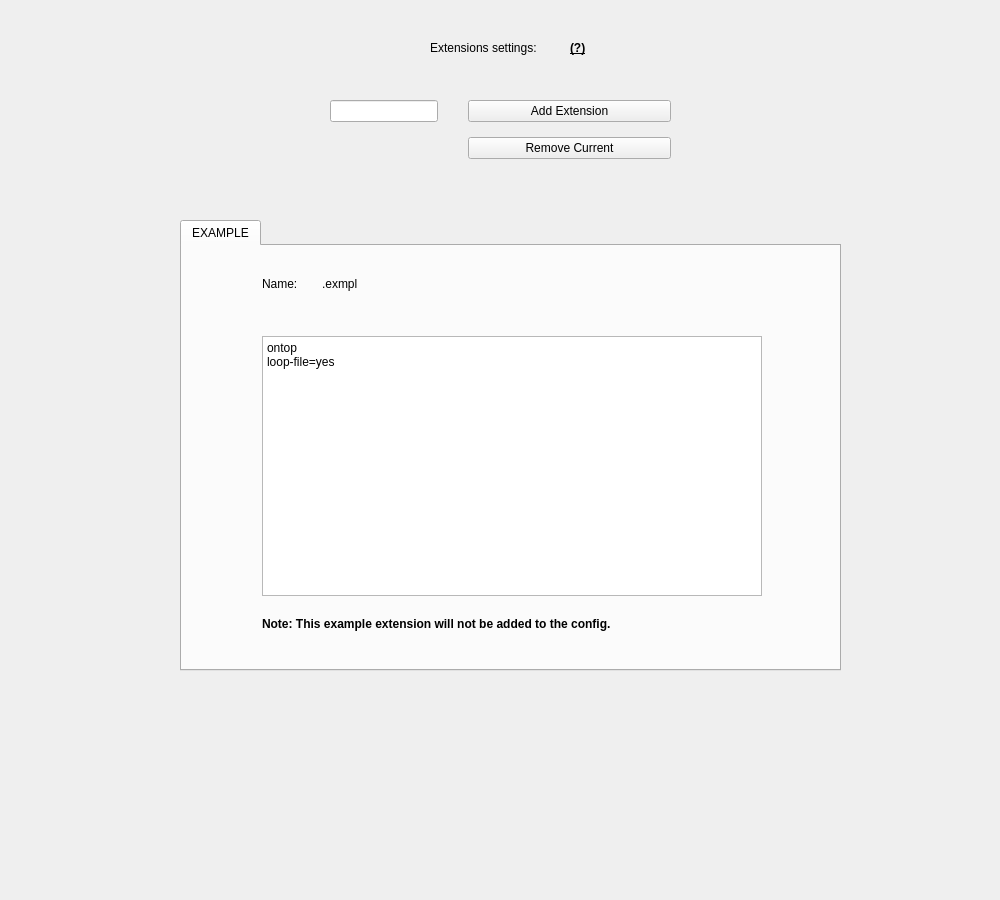
The window that src/tabextensions.ui (haasnhoff/mpvconfigurator) describes before a commit, drawn with Qt 5.
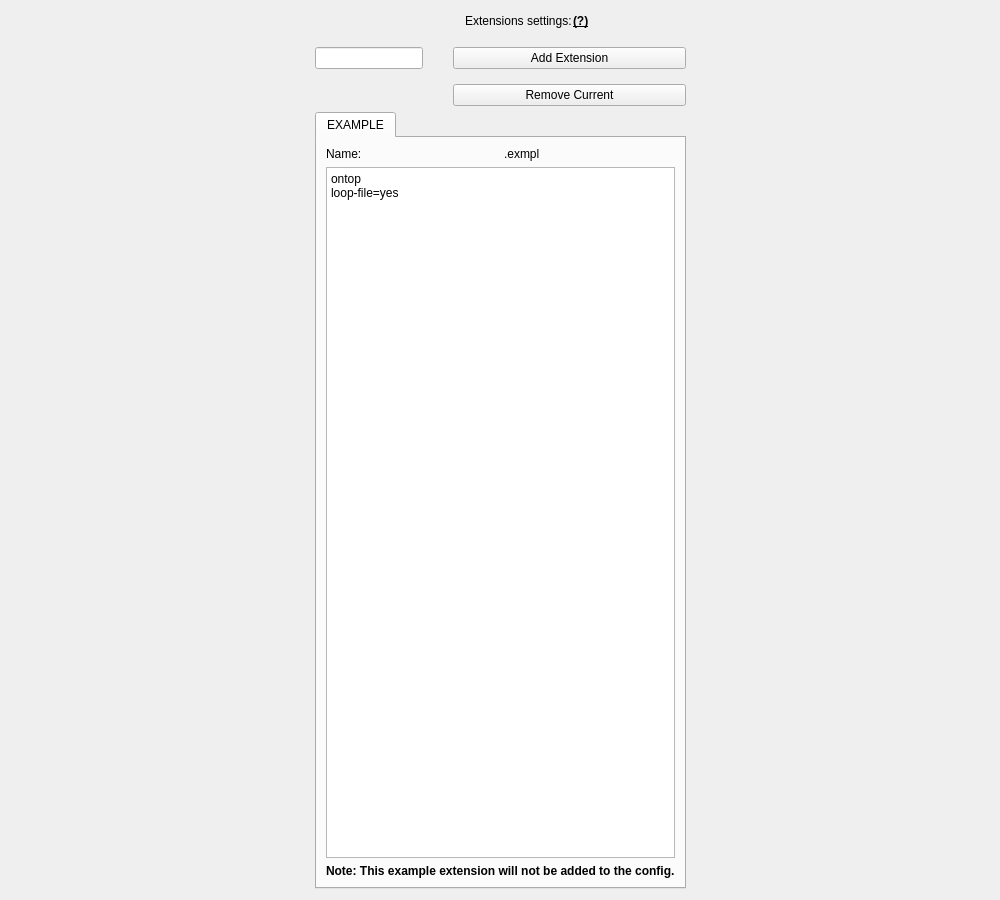
The same window after the commit.

Diff of the .ui file:
```diff
--- a/src/tabextensions.ui
+++ b/src/tabextensions.ui
@@ -13,44 +13,104 @@
   <property name="windowTitle">
    <string>Form</string>
   </property>
+  <layout class="QGridLayout" name="gridLayout">
+   <item row="0" column="1">
+    <layout class="QHBoxLayout" name="horizontalLayout" stretch="0,1">
+     <property name="spacing">
+      <number>1</number>
+     </property>
+     <property name="leftMargin">
+      <number>150</number>
+     </property>
+     <item>
   <widget class="QLabel" name="label_extensions_settings">
-   <property name="geometry">
-    <rect>
-     <x>430</x>
-     <y>40</y>
-     <width>131</width>
-     <height>16</height>
-    </rect>
-   </property>
    <property name="text">
     <string>Extensions settings:</string>
    </property>
   </widget>
+     </item>
+     <item>
+      <widget class="QLabel" name="label_what_is_extensions">
+       <property name="font">
+        <font>
+         <weight>75</weight>
+         <bold>true</bold>
+         <underline>true</underline>
+        </font>
+       </property>
+       <property name="toolTip">
+        <string>&lt;html&gt;&lt;head/&gt;&lt;body&gt;&lt;p&gt;Extensions allows you to customize settings for a certain filetype. For example all .webm files can automatically loop, while any other filetype does not.&lt;/p&gt;&lt;p&gt;Since there's a plethora of settings you can add here, it has been sat as a text editor instead of a bunch of checkboxes. Check the settings around in the configurator for settings tips. You can also check the manual for further settings.&lt;/p&gt;&lt;/body&gt;&lt;/html&gt;</string>
+       </property>
+       <property name="text">
+        <string>(?)</string>
+       </property>
+      </widget>
+     </item>
+    </layout>
+   </item>
+   <item row="0" column="0">
+    <spacer name="horizontalSpacer">
+     <property name="orientation">
+      <enum>Qt::Horizontal</enum>
+     </property>
+     <property name="sizeHint" stdset="0">
+      <size>
+       <width>40</width>
+       <height>20</height>
+      </size>
+     </property>
+    </spacer>
+   </item>
+   <item row="0" column="2">
+    <spacer name="horizontalSpacer_2">
+     <property name="orientation">
+      <enum>Qt::Horizontal</enum>
+     </property>
+     <property name="sizeHint" stdset="0">
+      <size>
+       <width>40</width>
+       <height>20</height>
+      </size>
+     </property>
+    </spacer>
+   </item>
+   <item row="2" column="1">
+    <layout class="QGridLayout" name="gridLayout_2">
+     <item row="0" column="0">
   <widget class="QTabWidget" name="tabWidget">
-   <property name="geometry">
-    <rect>
-     <x>180</x>
-     <y>220</y>
-     <width>661</width>
-     <height>451</height>
-    </rect>
-   </property>
    <property name="currentIndex">
     <number>0</number>
    </property>
    <widget class="QWidget" name="webm">
+        <property name="enabled">
+         <bool>true</bool>
+        </property>
+        <property name="sizePolicy">
+         <sizepolicy hsizetype="Expanding" vsizetype="Expanding">
+          <horstretch>0</horstretch>
+          <verstretch>0</verstretch>
+         </sizepolicy>
+        </property>
     <attribute name="title">
      <string>EXAMPLE</string>
     </attribute>
+        <layout class="QGridLayout" name="gridLayout_3">
+         <item row="0" column="0">
+          <widget class="QLabel" name="label_name">
+           <property name="text">
+            <string>Name:</string>
+           </property>
+          </widget>
+         </item>
+         <item row="0" column="1">
+          <widget class="QLabel" name="label_name_webm">
+           <property name="text">
+            <string>.exmpl</string>
+           </property>
+          </widget>
+         </item>
+         <item row="1" column="0" colspan="2">
     <widget class="QPlainTextEdit" name="webm_text">
-     <property name="geometry">
-      <rect>
-       <x>80</x>
-       <y>90</y>
-       <width>500</width>
-       <height>260</height>
-      </rect>
-     </property>
      <property name="readOnly">
       <bool>true</bool>
      </property>
@@ -59,41 +119,9 @@
 loop-file=yes</string>
      </property>
     </widget>
-    <widget class="QLabel" name="label_name">
-     <property name="geometry">
-      <rect>
-       <x>80</x>
-       <y>30</y>
-       <width>51</width>
-       <height>16</height>
-      </rect>
-     </property>
-     <property name="text">
-      <string>Name:</string>
-     </property>
-    </widget>
-    <widget class="QLabel" name="label_name_webm">
-     <property name="geometry">
-      <rect>
-       <x>140</x>
-       <y>30</y>
-       <width>59</width>
-       <height>16</height>
-      </rect>
-     </property>
-     <property name="text">
-      <string>.exmpl</string>
-     </property>
-    </widget>
+         </item>
+         <item row="2" column="0" colspan="2">
     <widget class="QLabel" name="label_note_will_not_be_added">
-     <property name="geometry">
-      <rect>
-       <x>80</x>
-       <y>370</y>
-       <width>451</width>
-       <height>16</height>
-      </rect>
-     </property>
      <property name="font">
       <font>
        <weight>75</weight>
@@ -104,17 +132,14 @@
       <string>Note: This example extension will not be added to the config.</string>
      </property>
     </widget>
-   </widget>
-  </widget>
-  <widget class="QWidget" name="formLayoutWidget">
-   <property name="geometry">
-    <rect>
-     <x>330</x>
-     <y>90</y>
-     <width>341</width>
-     <height>91</height>
-    </rect>
-   </property>
+         </item>
+        </layout>
+       </widget>
+      </widget>
+     </item>
+    </layout>
+   </item>
+   <item row="1" column="1">
    <layout class="QFormLayout" name="formLayout">
     <property name="horizontalSpacing">
      <number>30</number>
@@ -143,30 +168,10 @@
      </widget>
     </item>
    </layout>
-  </widget>
-  <widget class="QLabel" name="label_what_is_extensions">
-   <property name="geometry">
-    <rect>
-     <x>570</x>
-     <y>40</y>
-     <width>59</width>
-     <height>16</height>
-    </rect>
-   </property>
-   <property name="font">
-    <font>
-     <weight>75</weight>
-     <bold>true</bold>
-     <underline>true</underline>
-    </font>
-   </property>
-   <property name="toolTip">
-    <string>&lt;html&gt;&lt;head/&gt;&lt;body&gt;&lt;p&gt;Extensions allows you to customize settings for a certain filetype. For example all .webm files can automatically loop, while any other filetype does not.&lt;/p&gt;&lt;p&gt;Since there's a plethora of settings you can add here, it has been sat as a text editor instead of a bunch of checkboxes. Check the settings around in the configurator for settings tips. You can also check the manual for further settings.&lt;/p&gt;&lt;/body&gt;&lt;/html&gt;</string>
-   </property>
-   <property name="text">
-    <string>(?)</string>
-   </property>
-  </widget>
+   </item>
+  </layout>
+  <zorder>horizontalSpacer</zorder>
+  <zorder>horizontalSpacer_2</zorder>
  </widget>
  <resources/>
  <connections/>
```
Lines whose indentation alone changed are shown as unchanged.
